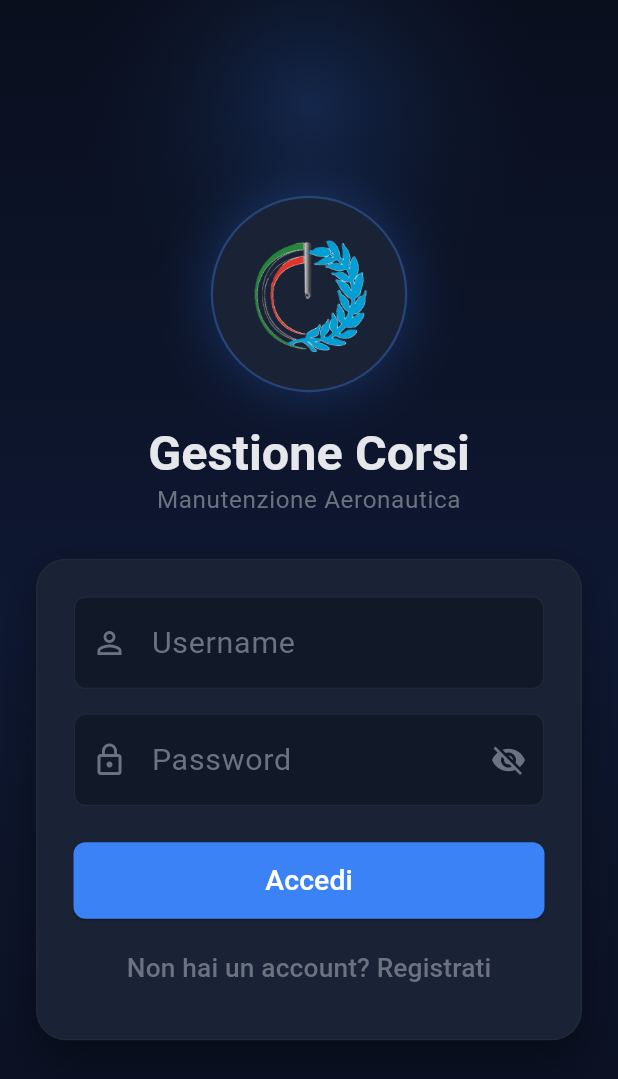
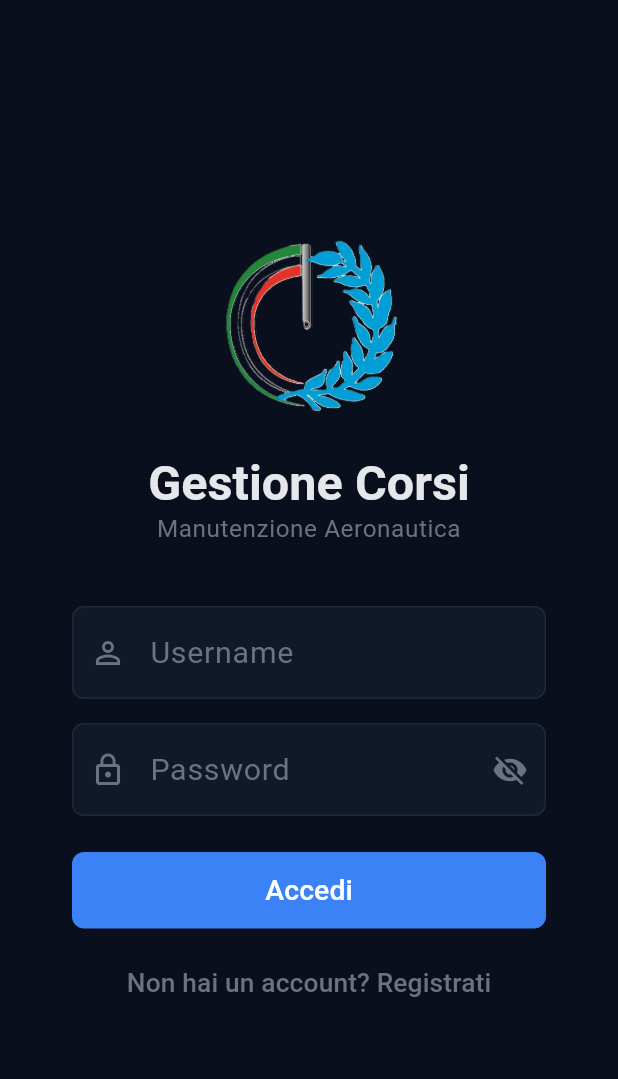
Before and after one commit to rdagmr98/corsi, a Flutter app: the screen it shows after launch, on a phone screen of 412 x 824 dp. Shown: the top 1079 px of the screen. Run offline on Flutter 3.47's test engine with Material 3 defaults, Android fonts, the phone set to English and light mode, and no system bars; our stand-ins replace flutter_riverpod, go_router, pdf, printing; missing offline and left inert: dart:html, encrypt; accounts and stored records are empty.

Commit message:
revert: ripristina login screen alla versione precedente
Ripristina il build() di login_screen.dart alla versione pre-redesign
(5d0ad58): layout semplice su sfondo kBg, logo 140x140, titolo e form
lineari. La logica _login()/_register() resta invariata.

Co-Authored-By: Claude Opus 4.8 <noreply@anthropic.com>

```diff
--- a/lib/screens/auth/login_screen.dart
+++ b/lib/screens/auth/login_screen.dart
@@ -206,69 +206,22 @@ class _LoginScreenState extends ConsumerState<LoginScreen> {
   Widget build(BuildContext context) {
     final auth = ref.watch(authProvider);
     return Scaffold(
-      body: DecoratedBox(
-        decoration: const BoxDecoration(
-          gradient: LinearGradient(
-            begin: Alignment.topCenter,
-            end: Alignment.bottomCenter,
-            colors: [Color(0xFF0A0F1E), Color(0xFF0E1832), Color(0xFF0A0F1E)],
+      backgroundColor: kBg,
+      body: Center(
+        child: ConstrainedBox(
+          constraints: const BoxConstraints(maxWidth: 380),
+          child: SingleChildScrollView(
+            padding: const EdgeInsets.all(32),
+            child: Column(
+              mainAxisAlignment: MainAxisAlignment.center,
+              crossAxisAlignment: CrossAxisAlignment.stretch,
+              children: [
+                Image.asset(
+                  'assets/images/smam_logo.png',
+                  width: 140,
+                  height: 140,
                 ),
-        ),
-        child: Stack(
-          children: [
-            Positioned(
-              top: -120,
-              left: 0,
-              right: 0,
-              height: 380,
-              child: Center(
-                child: Container(
-                  width: 360,
-                  height: 360,
-                  decoration: BoxDecoration(
-                    shape: BoxShape.circle,
-                    gradient: RadialGradient(
-                      colors: [
-                        kPrimary.withValues(alpha: 0.20),
-                        Colors.transparent,
-                      ],
-                    ),
-                  ),
-                ),
-              ),
-            ),
-            Center(
-              child: SingleChildScrollView(
-                padding: const EdgeInsets.all(24),
-                child: ConstrainedBox(
-                  constraints: const BoxConstraints(maxWidth: 400),
-                  child: Column(
-                    mainAxisSize: MainAxisSize.min,
-                    children: [
-                      Container(
-                        padding: const EdgeInsets.all(18),
-                        decoration: BoxDecoration(
-                          shape: BoxShape.circle,
-                          color: kCard,
-                          border: Border.all(
-                            color: kPrimary.withValues(alpha: 0.35),
-                            width: 1.5,
-                          ),
-                          boxShadow: [
-                            BoxShadow(
-                              color: kPrimary.withValues(alpha: 0.25),
-                              blurRadius: 30,
-                              spreadRadius: 2,
-                            ),
-                          ],
-                        ),
-                        child: Image.asset(
-                          'assets/images/smam_logo.png',
-                          width: 92,
-                          height: 92,
-                        ),
-                      ),
-                      const SizedBox(height: 20),
+                const SizedBox(height: 16),
                 Text(
                   'Gestione Corsi',
                   textAlign: TextAlign.center,
@@ -282,30 +235,12 @@ class _LoginScreenState extends ConsumerState<LoginScreen> {
                   textAlign: TextAlign.center,
                   style: Theme.of(context).textTheme.bodySmall,
                 ),
-                      const SizedBox(height: 28),
-                      Container(
-                        padding: const EdgeInsets.all(24),
-                        decoration: BoxDecoration(
-                          color: kCard,
-                          borderRadius: BorderRadius.circular(20),
-                          border: Border.all(color: kBorder),
-                          boxShadow: [
-                            BoxShadow(
-                              color: Colors.black.withValues(alpha: 0.35),
-                              blurRadius: 24,
-                              offset: const Offset(0, 12),
-                            ),
-                          ],
-                        ),
-                        child: Column(
-                          crossAxisAlignment: CrossAxisAlignment.stretch,
-                          children: [
+                const SizedBox(height: 40),
                 TextField(
                   controller: _usernameCtrl,
                   decoration: const InputDecoration(
                     labelText: 'Username',
-                                prefixIcon:
-                                    Icon(Icons.person_outline, color: kTextDim),
+                    prefixIcon: Icon(Icons.person_outline, color: kTextDim),
                   ),
                   style: const TextStyle(color: kText),
                   onSubmitted: (_) => _login(),
@@ -316,17 +251,13 @@ class _LoginScreenState extends ConsumerState<LoginScreen> {
                   obscureText: _obscure,
                   decoration: InputDecoration(
                     labelText: 'Password',
-                                prefixIcon: const Icon(Icons.lock_outline,
-                                    color: kTextDim),
+                    prefixIcon: const Icon(Icons.lock_outline, color: kTextDim),
                     suffixIcon: IconButton(
                       icon: Icon(
-                                    _obscure
-                                        ? Icons.visibility_off
-                                        : Icons.visibility,
+                        _obscure ? Icons.visibility_off : Icons.visibility,
                         color: kTextDim,
                       ),
-                                  onPressed: () =>
-                                      setState(() => _obscure = !_obscure),
+                      onPressed: () => setState(() => _obscure = !_obscure),
                     ),
                   ),
                   style: const TextStyle(color: kText),
@@ -336,8 +267,7 @@ class _LoginScreenState extends ConsumerState<LoginScreen> {
                   const SizedBox(height: 12),
                   Text(
                     auth.error!,
-                                style: const TextStyle(
-                                    color: kError, fontSize: 13),
+                    style: const TextStyle(color: kError, fontSize: 13),
                     textAlign: TextAlign.center,
                   ),
                 ],
@@ -355,16 +285,12 @@ class _LoginScreenState extends ConsumerState<LoginScreen> {
                         )
                       : const Text('Accedi'),
                 ),
-                            const SizedBox(height: 8),
+                const SizedBox(height: 12),
                 TextButton(
                   onPressed: auth.isLoading ? null : _register,
                   child: const Text(
                     'Non hai un account? Registrati',
-                                style:
-                                    TextStyle(color: kTextDim, fontSize: 13),
-                              ),
-                            ),
-                          ],
+                    style: TextStyle(color: kTextDim, fontSize: 13),
                   ),
                 ),
               ],
@@ -372,9 +298,6 @@ class _LoginScreenState extends ConsumerState<LoginScreen> {
           ),
         ),
       ),
-          ],
-        ),
-      ),
     );
   }
 }
```
Also changed, not shown: 3 other files. Lines whose indentation alone changed are shown as unchanged.
